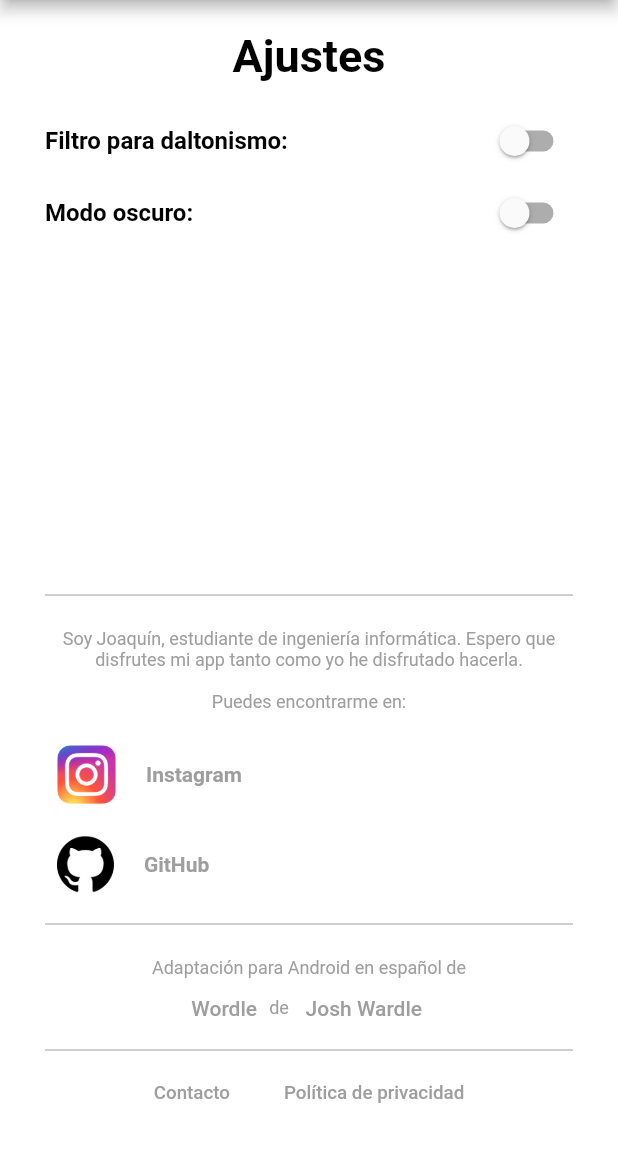
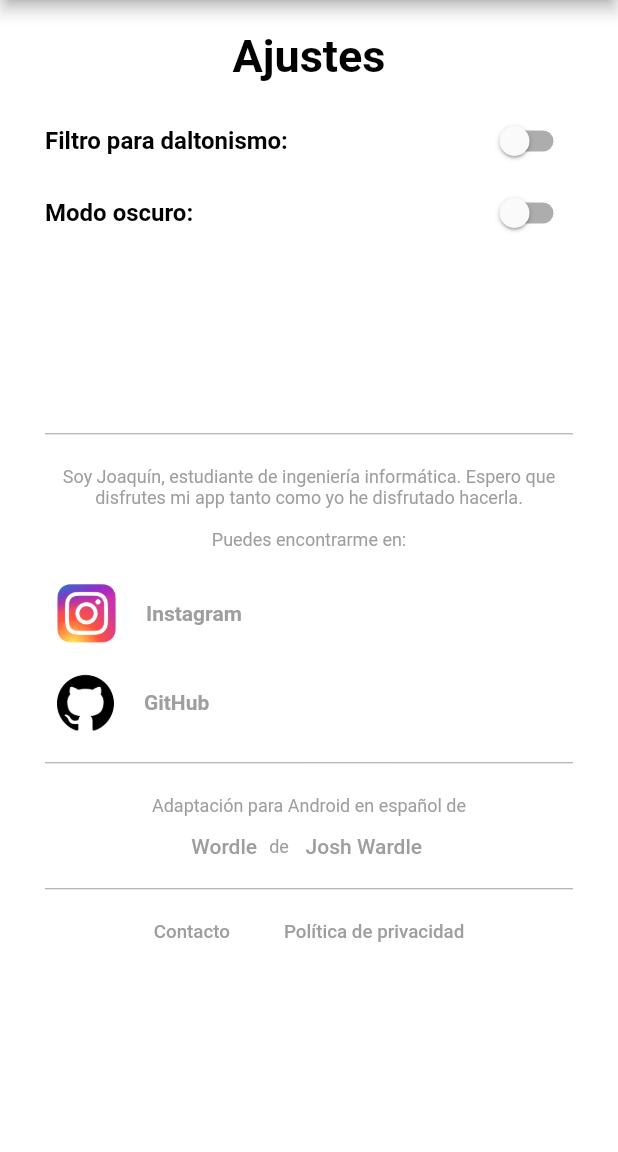
Before and after one commit to joaquinsolla/Encasillado, a Flutter app: the settings_page screen opened directly, on a phone screen of 412 x 824 dp, the part 84-1236 px from its top. Run offline on Flutter 3.47's test engine with Material 2 defaults, Android fonts, the phone set to English and light mode, and no system bars; our stand-ins replace flushbar; missing offline and left inert: mailto, whatsapp_share; Roboto replaces fonts that are missing (RaleWay).

Commit message:
Working on Beta 8(1.0.4)

```diff
--- a/lib/common_widgets.dart
+++ b/lib/common_widgets.dart
@@ -674,7 +674,7 @@ class settings_page extends StatelessWidget {
         body: Container(
             margin: const EdgeInsets.fromLTRB(30.0, 20.0, 30.0, 0.0),
             alignment: Alignment.topCenter,
-            child: Column(
+            child: ListView(
               children: [
                 Text(
                   "Ajustes",
@@ -742,7 +742,7 @@ class settings_page extends StatelessWidget {
                     ),
                   ],
                 ),
-                Expanded(child: Text("")),
+                SizedBox(height: deviceHeight*0.15,),
                 Divider(
                   color: myGrey,
                 ),
```
Also changed, not shown: lib/common_pages.dart (added).
